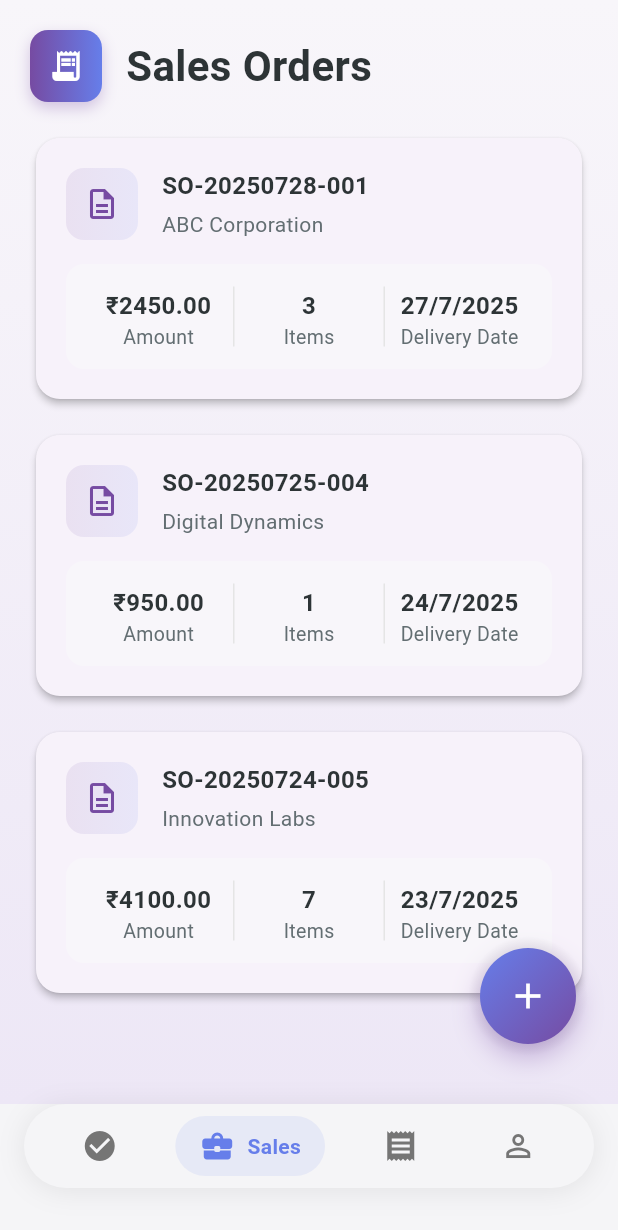
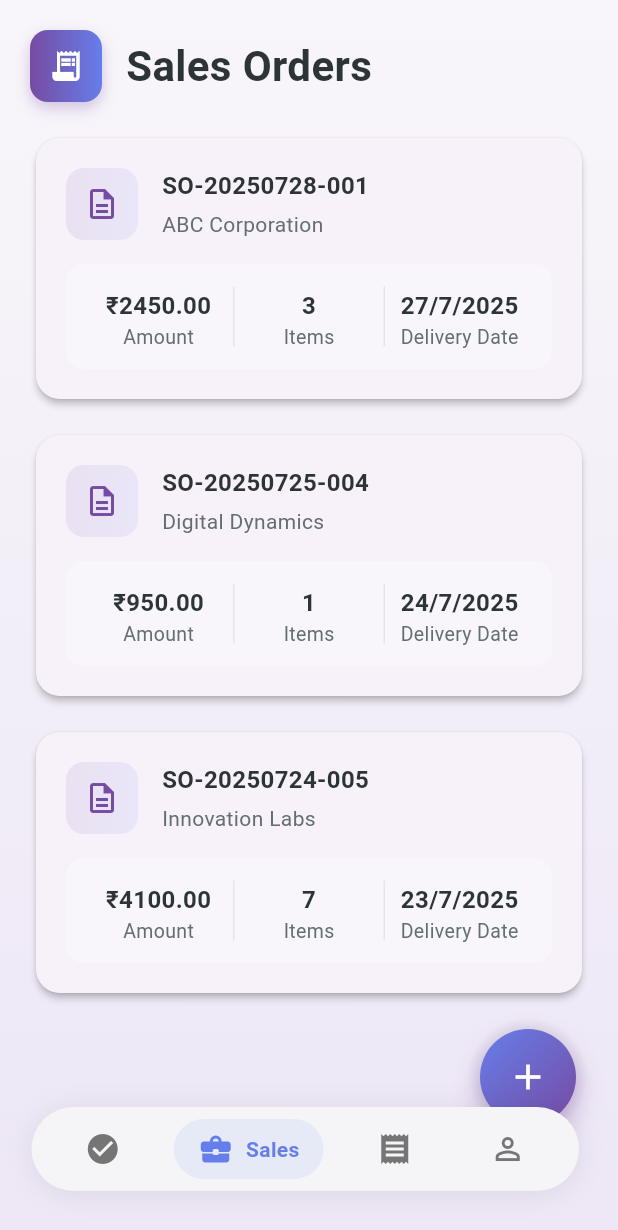
Before and after one commit to teambackoffice/field_sales_app, a Flutter app: the MainScreen screen opened directly, item 2 of the bottom bar chosen, on a phone screen of 412 x 824 dp. Shown: the top 1230 px of the screen. Run offline on Flutter 3.47's test engine with Material 3 defaults, Android fonts, the phone set to English and light mode, and no system bars.

Commit message:
Bottom Navigation Bar

```diff
--- a/lib/view/bottom_nav/bottom_nav.dart
+++ b/lib/view/bottom_nav/bottom_nav.dart
@@ -20,10 +20,10 @@ class ModernBottomNavBar extends StatelessWidget {
   Widget build(BuildContext context) {
     return Container(
       margin: const EdgeInsets.fromLTRB(
-        16,
+        5,
         0,
-        16,
-        32,
+        10,
+        20,
       ), // Increased bottom margin to lift it up
       padding: const EdgeInsets.symmetric(vertical: 8),
       decoration: BoxDecoration(
--- a/lib/view/mainscreen/homepage.dart
+++ b/lib/view/mainscreen/homepage.dart
@@ -32,16 +32,23 @@ class _MainScreenState extends State<MainScreen> {
   @override
   Widget build(BuildContext context) {
     return Scaffold(
-      backgroundColor: const Color(
-        0xFFF5F5F7,
-      ), // Light grayish background like your image
-      body: _pages[_selectedIndex],
-      bottomNavigationBar: ModernBottomNavBar(
-        currentIndex: _selectedIndex,
-        onTap: _onItemTapped,
-        selectedItemColor: const Color(0xFF667EEA),
-        unselectedItemColor: Colors.grey[600],
-        backgroundColor: const Color(0xFFF5F5F7), // Same as scaffold background
+      backgroundColor: const Color(0xFFF5F5F7),
+      body: Stack(
+        children: [
+          _pages[_selectedIndex],
+          Positioned(
+            left: 16,
+            right: 16,
+            bottom: 10, // Adjust this value to move it higher/lower
+            child: ModernBottomNavBar(
+              currentIndex: _selectedIndex,
+              onTap: _onItemTapped,
+              selectedItemColor: const Color(0xFF667EEA),
+              unselectedItemColor: Colors.grey[600],
+              backgroundColor: const Color(0xFFF5F5F7),
+            ),
+          ),
+        ],
       ),
     );
   }
--- a/lib/view/mainscreen/sales_order/sales_order.dart
+++ b/lib/view/mainscreen/sales_order/sales_order.dart
@@ -366,7 +366,7 @@ class _SalesOrdersListPageState extends State<SalesOrdersListPage>
         return Transform.scale(
           scale: _fabAnimation.value,
           child: Container(
-            margin: EdgeInsets.only(bottom: 16, right: 4),
+            margin: EdgeInsets.only(bottom: 50, right: 4),
             child: Stack(
               alignment: Alignment.center,
               children: [
```
